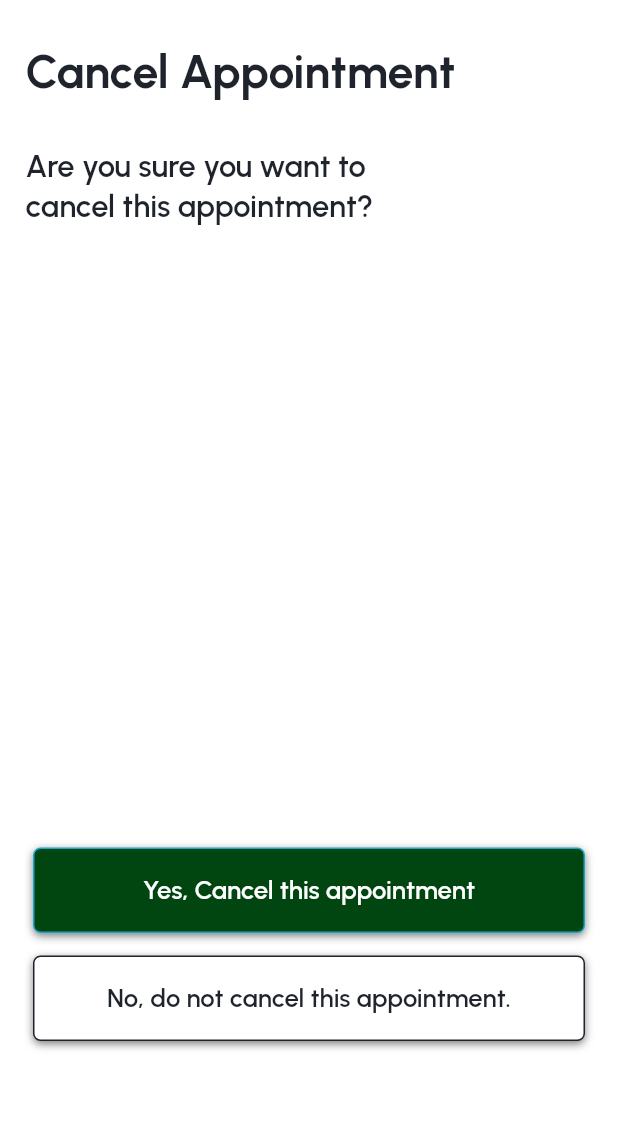
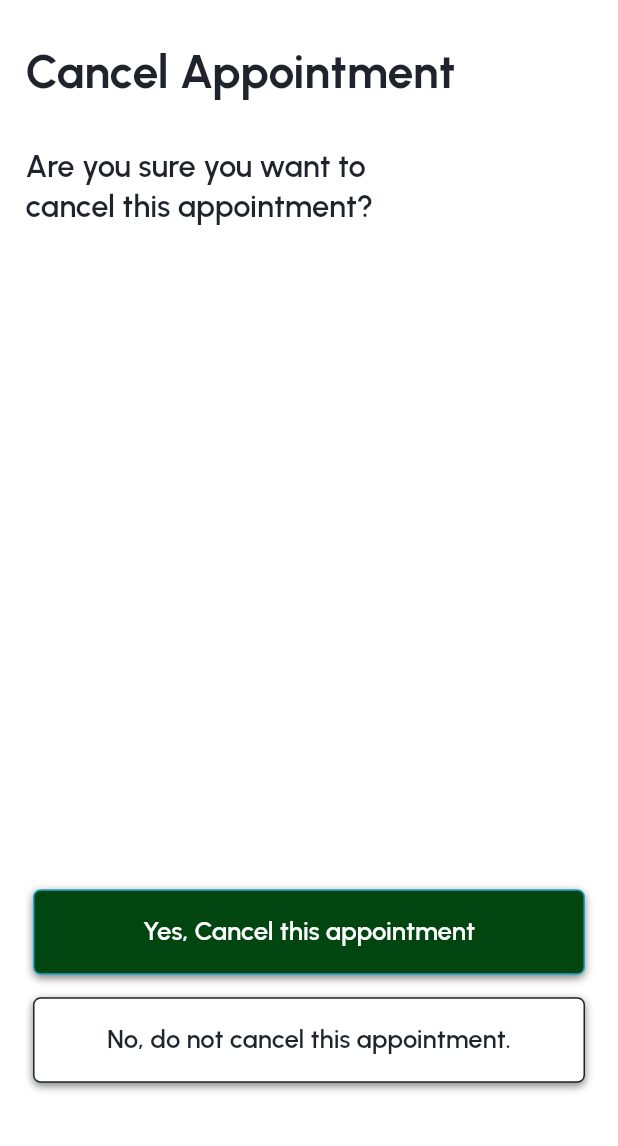
Before and after one commit to bharach/Frugal, a Flutter app: the CancelAppointmentScreen screen opened directly, on a phone screen of 412 x 824 dp, the part 90-1236 px from its top. Run offline on Flutter 3.47's test engine with Material 2 defaults, Android fonts, the phone set to English and light mode, and no system bars; our stand-ins replace device_preview, flutter_screenutil, flutter_spinkit, flutter_styled_toast, get, google_fonts and 2 more.

Commit message:
Navigatio is screen completed as per Figma flow

```diff
--- a/lib/screens/cancel_appointment.dart/view/cancel_appointment.dart
+++ b/lib/screens/cancel_appointment.dart/view/cancel_appointment.dart
@@ -1,6 +1,7 @@
 import 'package:flutter/material.dart';
 import 'package:flutter_screenutil/flutter_screenutil.dart';
 import 'package:get/get.dart';
+import 'package:paitentapp/screens/booked_appoints/view/booked_appoints_screen.dart';
 
 import '../../../constants/color/app_colors.dart';
 import '../../../constants/dimensions/app_dimensions.dart';
@@ -8,6 +9,7 @@ import '../../../constants/screen_size/app_screen_size.dart';
 import '../../../widgets/app_button/back_button.dart';
 import '../../../widgets/app_button/submit_button.dart';
 import '../../../widgets/app_text/app_text.dart';
+import '../../appointment_cancelled/view/appointment_cacelled.dart.dart';
 
 class CancelAppointmentScreen extends StatelessWidget {
   const CancelAppointmentScreen({super.key});
@@ -15,11 +17,56 @@ class CancelAppointmentScreen extends StatelessWidget {
   @override
   Widget build(BuildContext context) {
     return Scaffold(
+      // resizeToAvoidBottomInset: false,
       backgroundColor: AppColor.screenBgColor,
-      body: Stack(
-        fit: StackFit.expand,
+      bottomNavigationBar: Padding(
+        padding: EdgeInsets.only(bottom: ScreenSize.height(context) * 0.05),
+        child: SizedBox(
+          height: 130,
+          child: Padding(
+            padding: EdgeInsets.symmetric(
+                horizontal: AppDimension().subMitBtnPadding),
+            child: Column(
               children: [
-          Padding(
+                SubmitButton(
+                    onTap: () {
+                      Get.to(
+                        // '/LoginScreen',
+                        const AppointmentCancelledScreen(),
+                        transition: Transition.rightToLeft,
+                        curve: Curves.easeOut,
+                        duration: const Duration(milliseconds: 300),
+                      );
+                    },
+                    text: "Yes, Cancel this appointment",
+                    textColor: AppColor.submitBtnTextWhite,
+                    borderColor: AppColor.primaryBtnBorderColor),
+                const SizedBox(
+                  height: 15,
+                ),
+                SubmitButton(
+                  onTap: () {
+                    Get.to(
+                        // '/RegisterScreen',
+                        const BookedAppointsScreen(),
+                        transition: Transition.rightToLeft,
+                        curve: Curves.easeOut,
+                        duration: const Duration(milliseconds: 300),
+                      );
+                  },
+                  text: "No, do not cancel this appointment.",
+                  textColor: AppColor.submitBtnTextBlack,
+                  backgroundColor: AppColor.backgroundColor,
+                  borderColor: AppColor.blackBtnBorderColor,
+                ),
+              ],
+            ),
+          ),
+        ),
+      ),
+
+      body: SafeArea(
+        child: Padding(
           padding: EdgeInsets.symmetric(
               horizontal: AppDimension().screenContaintPadding),
           child:
@@ -53,55 +100,6 @@ class CancelAppointmentScreen extends StatelessWidget {
             ),
           ]),
         ),
-          Positioned(
-            bottom: 70,
-            left: 0,
-            right: 0,
-            child: Padding(
-              padding: EdgeInsets.symmetric(
-                  horizontal: AppDimension().subMitBtnPadding),
-              child: Column(
-                children: [
-                  Column(
-                    children: [
-                      SubmitButton(
-                          onTap: () {
-                            // Get.to(
-                            //   // '/LoginScreen',
-                            //   const LoginScreen(),
-                            //   transition: Transition.rightToLeft,
-                            //   curve: Curves.easeOut,
-                            //   duration: const Duration(milliseconds: 300),
-                            // );
-                          },
-                          text: "Yes, Cancel this appointment",
-                          textColor: AppColor.submitBtnTextWhite,
-                          borderColor: AppColor.primaryBtnBorderColor),
-                      const SizedBox(
-                        height: 15,
-                      ),
-                      SubmitButton(
-                        onTap: () {
-                          // Get.to(
-                          //     // '/RegisterScreen',
-                          //     const RegisterScreen(),
-                          //     transition: Transition.rightToLeft,
-                          //     curve: Curves.easeOut,
-                          //     duration: const Duration(milliseconds: 300),
-                          //   );
-                        },
-                        text: "No, do not cancel this appointment.",
-                        textColor: AppColor.submitBtnTextBlack,
-                        backgroundColor: AppColor.backgroundColor,
-                        borderColor: AppColor.blackBtnBorderColor,
-                      ),
-                    ],
-                  ),
-                ],
-              ),
-            ),
-          )
-        ],
       ),
     );
   }
```
Also changed, not shown: lib/screens/appointment_cancelled/view/appointment_cacelled.dart.dart (+6 -5 lines), lib/screens/booked_appoints/view/booked_appoints_screen.dart (+6 -2 lines). Lines whose indentation alone changed are shown as unchanged.
